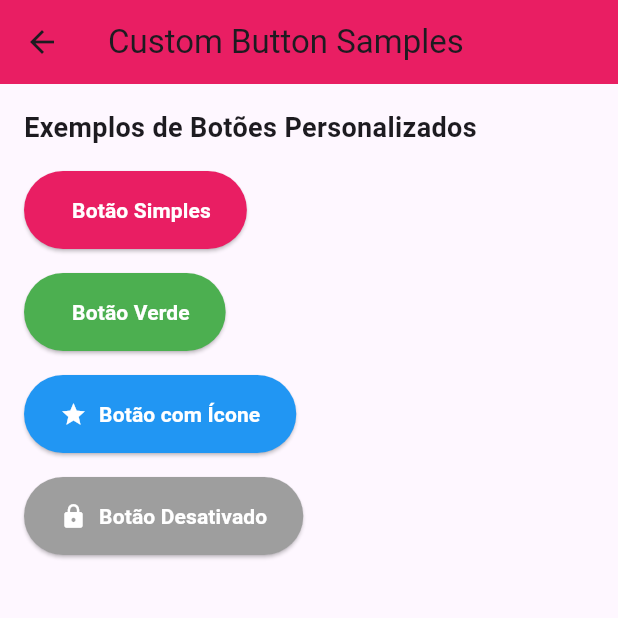
After one commit to PyGodoy/courses_app, a Flutter app: the CustomButtonSampleScreen screen opened directly, on a phone screen of 412 x 824 dp, the top half of it. The commit adds this screen. Run offline on Flutter 3.47's test engine with Material 3 defaults, Android fonts, the phone set to English and light mode, and no system bars.

Commit message:
samples screen DS

```diff
--- /dev/null
+++ b/lib/Samples/ButtonsSampleScreen/custom_button_sample_screen.dart
@@ -0,0 +1,62 @@
+import 'package:flutter/material.dart';
+import '../../DesignSystem/components/buttons/custom_button.dart';
+
+class CustomButtonSampleScreen extends StatelessWidget {
+  const CustomButtonSampleScreen({Key? key}) : super(key: key);
+
+  void _onButtonPressed(String message) {
+    // Função de callback para botões
+    debugPrint(message);
+  }
+
+  @override
+  Widget build(BuildContext context) {
+    return Scaffold(
+      appBar: AppBar(
+        title: const Text('Custom Button Samples'),
+        backgroundColor: Colors.pink,
+      ),
+      body: Padding(
+        padding: const EdgeInsets.all(16.0),
+        child: Column(
+          crossAxisAlignment: CrossAxisAlignment.start,
+          children: [
+            const Text(
+              'Exemplos de Botões Personalizados',
+              style: TextStyle(fontSize: 18, fontWeight: FontWeight.bold),
+            ),
+            const SizedBox(height: 16),
+            // Botão simples
+            CustomButton(
+              text: 'Botão Simples',
+              onPressed: () => _onButtonPressed('Botão Simples Pressionado!'),
+            ),
+            const SizedBox(height: 16),
+            // Botão com cor personalizada
+            CustomButton(
+              text: 'Botão Verde',
+              onPressed: () => _onButtonPressed('Botão Verde Pressionado!'),
+              color: Colors.green,
+            ),
+            const SizedBox(height: 16),
+            // Botão com ícone
+            CustomButton(
+              text: 'Botão com Ícone',
+              onPressed: () => _onButtonPressed('Botão com Ícone Pressionado!'),
+              icon: Icons.star,
+              color: Colors.blue,
+            ),
+            const SizedBox(height: 16),
+            // Botão desativado
+            CustomButton(
+              text: 'Botão Desativado',
+              onPressed: () {},
+              color: Colors.grey,
+              icon: Icons.lock,
+            ),
+          ],
+        ),
+      ),
+    );
+  }
+}
--- /dev/null
+++ b/lib/Samples/ButtonsSampleScreen/elevated_button_sample_screen.dart
@@ -0,0 +1,67 @@
+import 'package:courses_app/DesignSystem/components/buttons/elevated_button.dart';
+import 'package:flutter/material.dart';
+import '../../DesignSystem/shared/colors/app_colors.dart';
+
+class CustomElevatedButtonSampleScreen extends StatelessWidget {
+  const CustomElevatedButtonSampleScreen({Key? key}) : super(key: key);
+
+  void _onButtonPressed(String message) {
+    debugPrint(message); // Log de mensagens no console
+  }
+
+  @override
+  Widget build(BuildContext context) {
+    return Scaffold(
+      appBar: AppBar(
+        title: const Text('Custom Elevated Button Samples'),
+        backgroundColor: AppColors.primary,
+      ),
+      body: Padding(
+        padding: const EdgeInsets.all(16.0),
+        child: Column(
+          crossAxisAlignment: CrossAxisAlignment.stretch,
+          children: [
+            const Text(
+              'Exemplos de Botões Elevados Personalizados',
+              style: TextStyle(fontSize: 18, fontWeight: FontWeight.bold),
+            ),
+            const SizedBox(height: 16),
+            // Botão padrão
+            CustomElevatedButton(
+              label: 'Botão Padrão',
+              onPressed: () => _onButtonPressed('Botão Padrão Pressionado!'),
+            ),
+            const SizedBox(height: 16),
+            // Botão com largura fixa
+            CustomElevatedButton(
+              label: 'Botão com Largura Fixa',
+              onPressed: () => _onButtonPressed('Botão com Largura Fixa Pressionado!'),
+              width: 200,
+            ),
+            const SizedBox(height: 16),
+            // Botão com cor personalizada
+            CustomElevatedButton(
+              label: 'Botão Verde',
+              onPressed: () => _onButtonPressed('Botão Verde Pressionado!'),
+              color: Colors.green,
+            ),
+            const SizedBox(height: 16),
+            // Botão com altura personalizada
+            CustomElevatedButton(
+              label: 'Botão Alto',
+              onPressed: () => _onButtonPressed('Botão Alto Pressionado!'),
+              height: 60.0,
+            ),
+            const SizedBox(height: 16),
+            // Botão desativado
+            CustomElevatedButton(
+              label: 'Botão Desativado',
+              onPressed: () {}, // Função vazia simula botão desativado
+              color: Colors.grey,
+            ),
+          ],
+        ),
+      ),
+    );
+  }
+}
--- a/lib/scenes/home/home_screen.dart
+++ b/lib/scenes/home/home_screen.dart
@@ -17,7 +17,7 @@ class HomeScreen extends StatelessWidget {
     return Scaffold(
       backgroundColor: AppColors.background,
       appBar: AppBar(
-        title: const Text('GodCourses', style: AppTextStyles.title),
+        title: const Text('MobCourses', style: AppTextStyles.title),
         backgroundColor: AppColors.background,
         elevation: 0,
         iconTheme: const IconThemeData(color: Colors.black),
```
Also changed, not shown: lib/DesignSystem/components/buttons/primary_button.dart (deleted, +0 -29 lines), lib/Samples/AlertDialogSampleScreen/alert_dialog_sample_screen.dart (added, +41 -0 lines), lib/Samples/BottomNavigationBarSampleScreen/bottom_navigation_bar_sample_screen.dart (added, +43 -0 lines), lib/Samples/CardsSampleScreen/course_card_sample_screen.dart (added, +75 -0 lines), lib/Samples/CardsSampleScreen/notification_card_sample_screen.dart (added, +47 -0 lines), lib/Samples/CardsSampleScreen/secondary_card_sample_screen.dart (added, +49 -0 lines), lib/Samples/InputTextFieldSampleScreen/input_text_field_sample_screen.dart (added, +87 -0 lines), lib/Samples/LinkedLabelSampleScreen/linked_label_sample_screen.dart (added, +49 -0 lines), lib/scenes/initialscreen/initial_screen.dart (+14 -4 lines).
